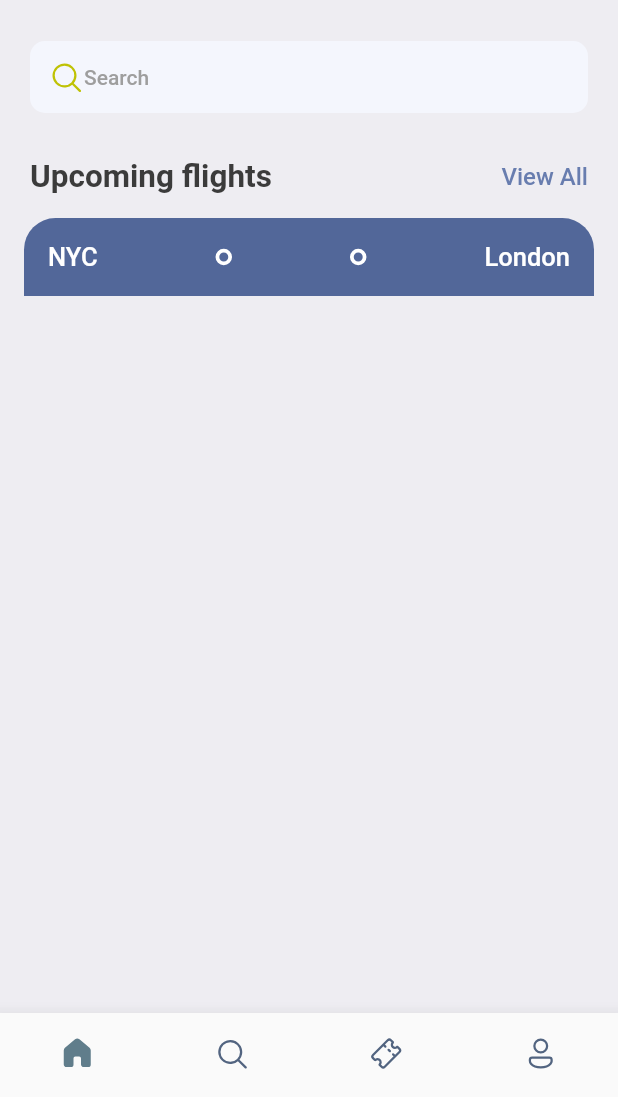
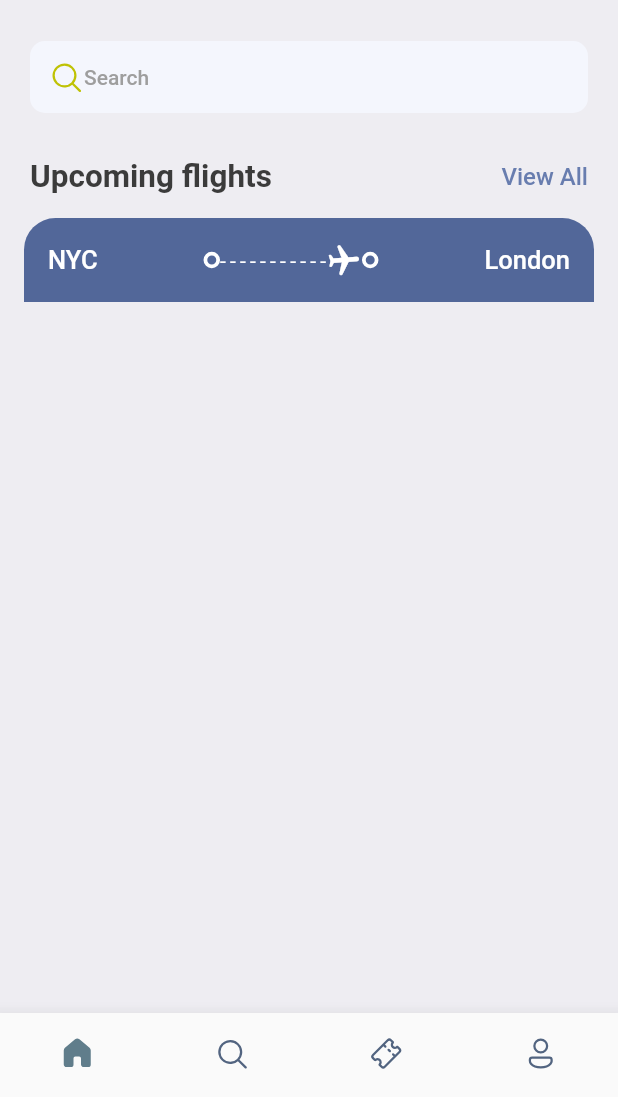
Before and after one commit to aayushgulia666/ticket_booking, a Flutter app: the screen it shows after launch, on a phone screen of 412 x 824 dp, the part 139-1236 px from its top. Run offline on Flutter 3.47's test engine with Material 2 defaults, Android fonts, the phone set to English and light mode, and no system bars; our stand-ins replace fluentui_system_icons, gap.

Commit message:
Lines and airplane added.

```diff
--- a/lib/ticket_view.dart
+++ b/lib/ticket_view.dart
@@ -34,7 +34,20 @@ class TicketView extends StatelessWidget {
                       Text("NYC", style: Styles.headlineStyle3.copyWith(color: Colors.white),),
                       Expanded(child: Container()),
                       const CircleContainer(),
-                      Expanded(child: Container()),
+                      Expanded(child: SizedBox(
+                        height: 24,
+                        child: LayoutBuilder(
+                          builder: (BuildContext context, BoxConstraints constraints) {
+                            return Flex(
+                              direction: Axis.horizontal,
+                              mainAxisAlignment: MainAxisAlignment.spaceBetween,
+                              children:
+                              List.generate((constraints.constrainWidth()/6).floor(), (index) => const Text("-", style: TextStyle(color: Colors.white),),),
+                            );
+                          },
+                        ),
+                      )),
+                      Transform.rotate(angle: 1.5, child: const Icon(Icons.local_airport_rounded, color: Colors.white,),),
                       const CircleContainer(),
                       Expanded(child: Container()),
                       Text("London", style: Styles.headlineStyle3.copyWith(color: Colors.white),),
```
